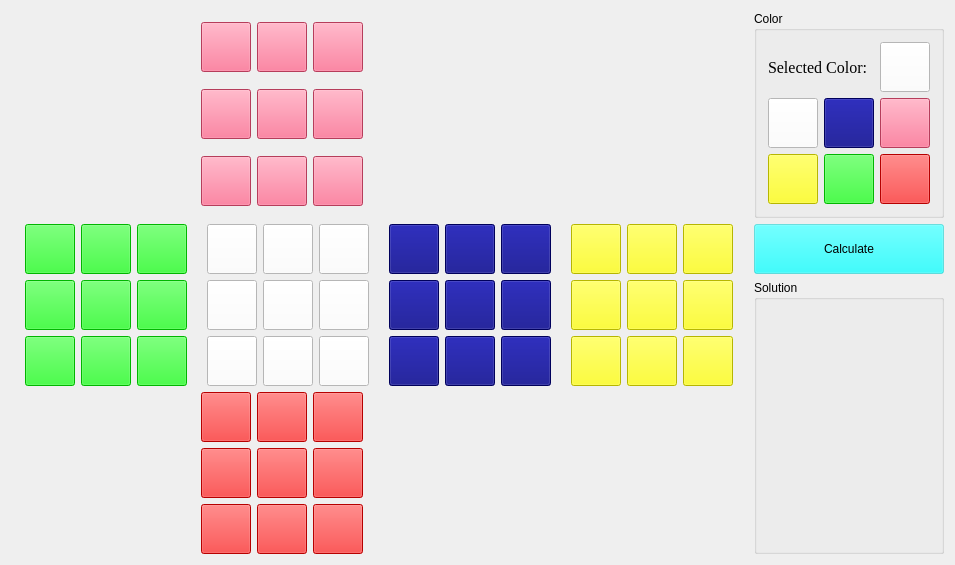
Before: the Qt Designer form cubesolver.ui in jiahan/cubeSolverUI, drawn with Qt 5.
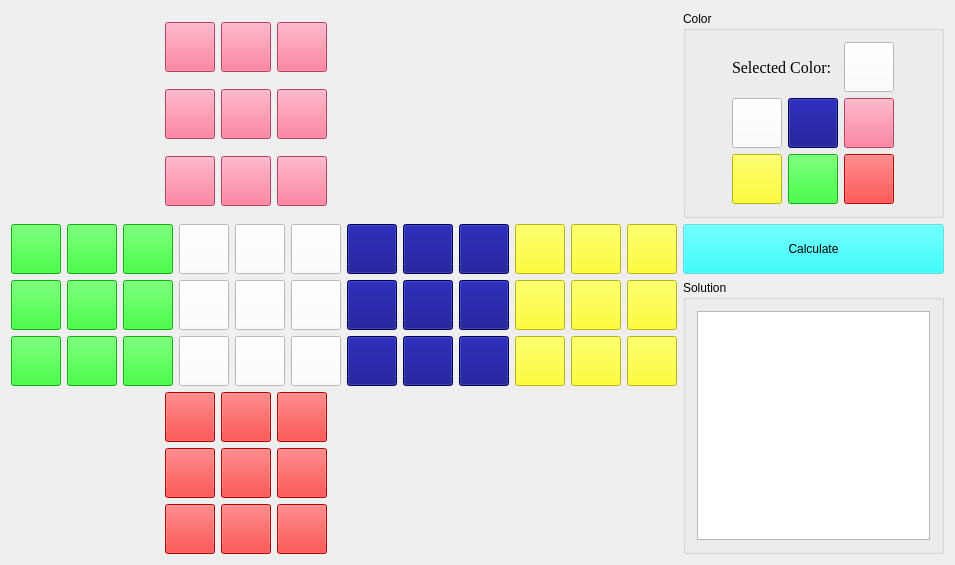
After: the same form once the commit is applied.

Commit message: solution show improved

What changed in the file:
```diff
--- a/cubesolver.ui
+++ b/cubesolver.ui
@@ -22,7 +22,7 @@
       </property>
       <property name="sizeHint" stdset="0">
        <size>
-        <width>185</width>
+        <width>154</width>
         <height>20</height>
        </size>
       </property>
@@ -237,7 +237,7 @@
       </property>
       <property name="sizeHint" stdset="0">
        <size>
-        <width>380</width>
+        <width>350</width>
         <height>20</height>
        </size>
       </property>
@@ -1264,9 +1264,19 @@
       </property>
       <layout class="QGridLayout" name="gridLayout_5">
        <item row="0" column="0">
-        <widget class="QLabel" name="moveSolution">
-         <property name="text">
-          <string/>
+        <widget class="QTextEdit" name="moveSolution">
+         <property name="font">
+          <font>
+           <family>Times New Roman</family>
+           <pointsize>18</pointsize>
+          </font>
+         </property>
+         <property name="html">
+          <string>&lt;!DOCTYPE HTML PUBLIC &quot;-//W3C//DTD HTML 4.0//EN&quot; &quot;http://www.w3.org/TR/REC-html40/strict.dtd&quot;&gt;
+&lt;html&gt;&lt;head&gt;&lt;meta name=&quot;qrichtext&quot; content=&quot;1&quot; /&gt;&lt;style type=&quot;text/css&quot;&gt;
+p, li { white-space: pre-wrap; }
+&lt;/style&gt;&lt;/head&gt;&lt;body style=&quot; font-family:'Times New Roman'; font-size:18pt; font-weight:400; font-style:normal;&quot;&gt;
+&lt;p style=&quot;-qt-paragraph-type:empty; margin-top:0px; margin-bottom:0px; margin-left:0px; margin-right:0px; -qt-block-indent:0; text-indent:0px;&quot;&gt;&lt;br /&gt;&lt;/p&gt;&lt;/body&gt;&lt;/html&gt;</string>
          </property>
         </widget>
        </item>
@@ -1280,7 +1290,7 @@
       </property>
       <property name="sizeHint" stdset="0">
        <size>
-        <width>185</width>
+        <width>154</width>
         <height>20</height>
        </size>
       </property>
@@ -1495,7 +1505,7 @@
       </property>
       <property name="sizeHint" stdset="0">
        <size>
-        <width>380</width>
+        <width>350</width>
         <height>20</height>
        </size>
       </property>
```
The commit also changes 1 other file.
